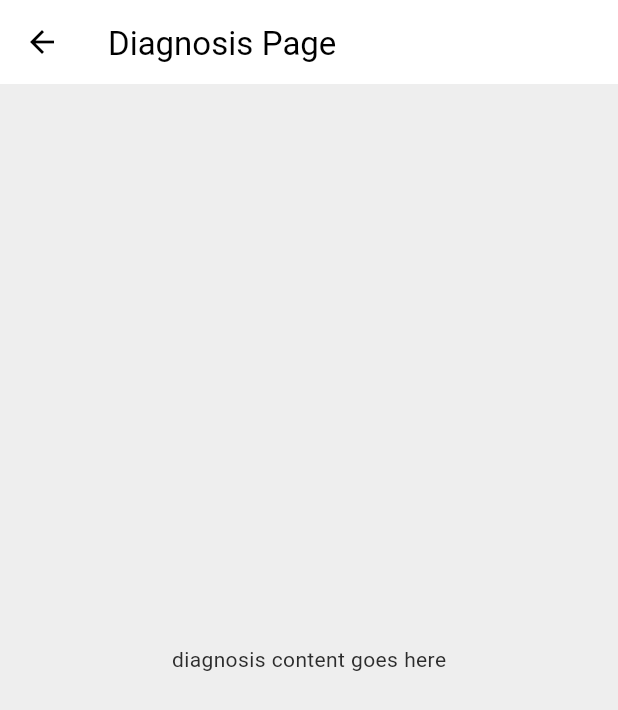
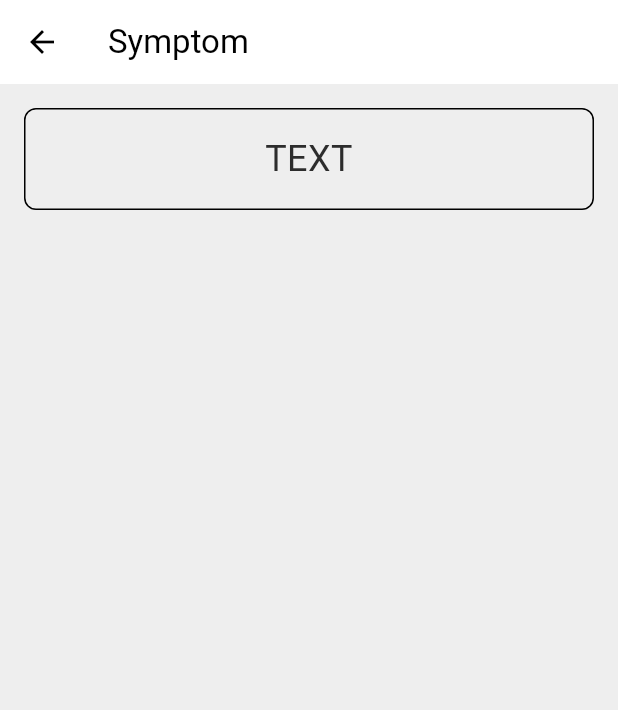
Before and after one commit to kittipongrks/Graduate_Project, a Flutter app: the screen it shows once a user with an empty profile is signed in, after a tap on "ตรวจโรคด้วยระบบ AI", on a phone screen of 412 x 824 dp. Shown: the top 710 px of the screen. Run offline on Flutter 3.47's test engine with Material 3 defaults, Android fonts, the phone set to English and light mode, and no system bars; our stand-ins replace cloud_firestore, firebase_auth, firebase_core, flutter_dotenv, google_fonts; accounts and stored records are empty.

Commit message:
update UI2

```diff
--- a/lib/navigation_menu.dart
+++ b/lib/navigation_menu.dart
@@ -28,7 +28,7 @@ class _NavigationMenu extends State<NavigationMenu> {
   @override
   Widget build(BuildContext context) {
     return Scaffold(
-      body: IndexedStack(children: _pages, index: _selectedIndex),
+      body: IndexedStack(index: _selectedIndex, children: _pages),
       bottomNavigationBar: Container(
         margin: const EdgeInsets.all(10),
         decoration: BoxDecoration(
--- a/lib/pages/account_page.dart
+++ b/lib/pages/account_page.dart
@@ -2,6 +2,8 @@ import 'package:flutter/material.dart';
 import 'package:firebase_auth/firebase_auth.dart';
 
 class AccountPage extends StatelessWidget{
+  const AccountPage({super.key});
+
   @override
   Widget build(BuildContext context) {
     return Scaffold(
--- a/lib/pages/chat_diagnosis_page.dart
+++ b/lib/pages/chat_diagnosis_page.dart
@@ -1,17 +1,45 @@
 import 'package:flutter/material.dart';
-import 'package:firebase_auth/firebase_auth.dart';
 
 class ChatDiagnosisPage extends StatelessWidget{
+  const ChatDiagnosisPage({super.key});
+
   @override
   Widget build(BuildContext context) {
     return Scaffold(
       appBar: AppBar(
-        title: Text('Diagnosis Page'),
+        leading: BackButton(),
+        title: const Text('Symptom'),
+      ),
+      body: Padding(
+        padding: const EdgeInsets.all(16.0),
+        child: Column(
+          crossAxisAlignment: CrossAxisAlignment.start,
+          children: [
+            // กล่องข้อความใหญ่
+            Container(
+              width: double.infinity,
+              padding: const EdgeInsets.all(16),
+              decoration: BoxDecoration(
+                border: Border.all(),
+                borderRadius: BorderRadius.circular(8),
+              ),
+              child: const Text(
+                'TEXT',
+                style: TextStyle(fontSize: 24),
+                textAlign: TextAlign.center,
+              ),
+            ),
+            const SizedBox(height: 20),
+            // ช่อง input 1.1
 
-      ),
+            const SizedBox(height: 10),
+            // ช่อง input 2.1
 
-      body: Center(
-        child: Text('diagnosis content goes here'),
+            const SizedBox(height: 10),
+            // ช่อง input 3.1
+
+          ],
+        ),
       ),
     );
   }
--- a/lib/pages/login_page.dart
+++ b/lib/pages/login_page.dart
@@ -3,7 +3,6 @@ import 'package:flutter/gestures.dart';
 import 'package:firebase_auth/firebase_auth.dart';
 import 'package:flutter/material.dart';
 import 'package:dahcpplication/pages/signup_page.dart';
-import 'package:dahcpplication/pages/home_page.dart';
 
 class LoginPage extends StatefulWidget {
   static route() => MaterialPageRoute(
--- a/lib/pages/map_page.dart
+++ b/lib/pages/map_page.dart
@@ -1,6 +1,8 @@
 import 'package:flutter/material.dart';
 
 class MyMapPage extends StatelessWidget{
+  const MyMapPage({super.key});
+
   @override
   Widget build(BuildContext context) {
     return Scaffold(
--- a/pubspec.yaml
+++ b/pubspec.yaml
@@ -88,6 +88,7 @@ flutter:
   # To add assets to your application, add an assets section, like this:
   assets:
   - assets/images/header_home_page.png
+  - assets/images/Doctor_image_1per1.png
   - .env
   #   - images/a_dot_burr.jpeg
   #   - images/a_dot_ham.jpeg
```
Also changed, not shown: lib/controller/infermedica_api.dart (added, +78 -0 lines), lib/pages/chat_page.dart (+25 -5 lines), assets/images/Doctor_image_1per1.png (added), lib/controller/infermedica.dart (deleted).
